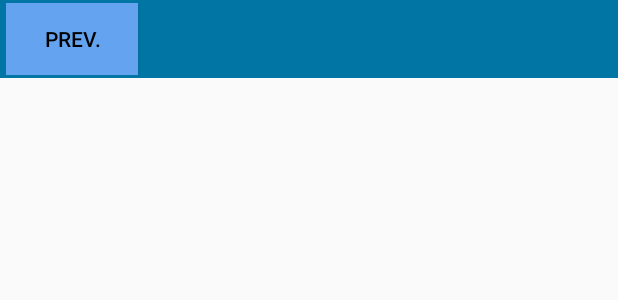
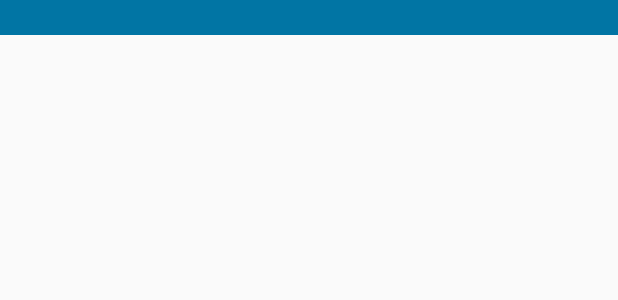
Before and after one commit to TimHepworth/BeTalent, an Android app: the layout fragment_card_sort.xml on its own in the app's theme, with its tools: preview values and no code run, on a phone screen of 412 x 824 dp. Shown: the top 300 px of the screen. Run offline under Robolectric (Android 15) with nearby library versions, the phone set to English and light mode, and no system bars.

Commit message:
Handle next question

```diff
--- a/app/src/main/res/layout/fragment_card_sort.xml
+++ b/app/src/main/res/layout/fragment_card_sort.xml
@@ -20,17 +20,15 @@
             android:background="@color/colorBeTalentBlue"
             android:orientation="horizontal">
 
-            <Button
-                android:id="@+id/btnPrevQuestion"
+            <TextView
+                android:id="@+id/txtNumRejected"
                 android:layout_width="wrap_content"
                 android:layout_height="wrap_content"
-                android:background="#64a3f0"
-                android:textColor="#000000"
-                android:text="@string/prev_question">
-            </Button>
+                android:textColor="@color/colorWhite"
+                android:textStyle="bold"/>
 
             <TextView
-                android:id="@+id/txtQuestionProgress"
+                android:id="@+id/txtNumSelected"
                 android:layout_width="match_parent"
                 android:layout_height="wrap_content"
                 android:gravity="right"
@@ -84,10 +82,14 @@
                     android:layout_height="match_parent"/>
 
                 <TextView
+                    android:id="@+id/txtTagNameFront"
                     android:layout_width="match_parent"
                     android:layout_height="match_parent"
                     android:textColor="#ffffff"
-                    android:gravity="center"/>
+                    android:textSize="24sp"
+                    android:textStyle="bold"
+                    android:paddingTop="50dp"
+                    android:gravity="top|center_horizontal"/>
 
             </FrameLayout>
 
--- a/app/src/main/res/values/strings.xml
+++ b/app/src/main/res/values/strings.xml
@@ -23,6 +23,7 @@
     <string name="complete_by">Complete by: {0}</string>
     <string name="prev_question">Prev.</string>
     <string name="num_cards_selected">No. Selected:</string>
+    <string name="num_cards_rejected">No. Rejected:</string>
 
     <!-- TODO: Remove or change this placeholder text -->
     <string name="hello_blank_fragment">Hello blank fragment</string>
```
Also changed, not shown: app/src/main/java/com/betalent/betalent/CardSortFragment.java (+143 -18 lines).
